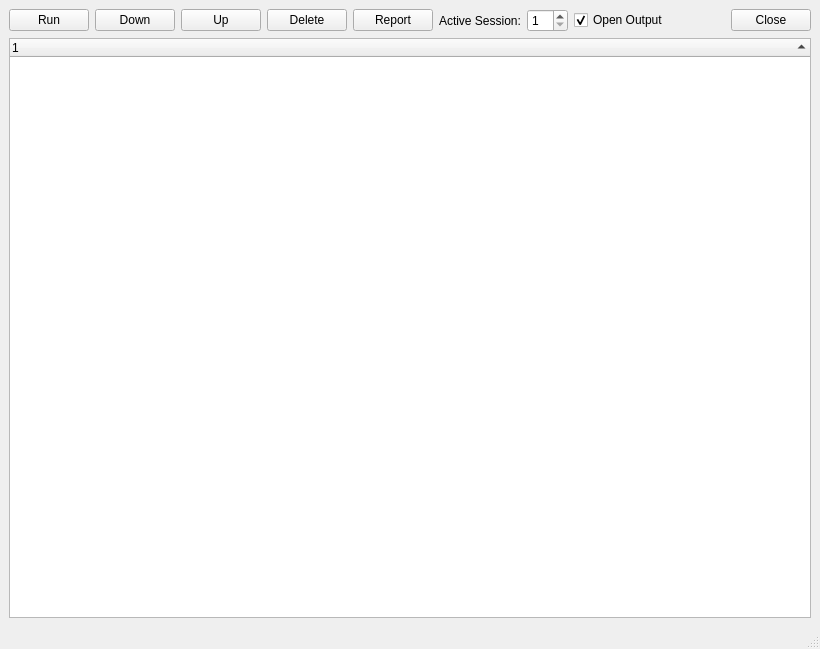
Qt form GUI/frmJobsGUI.ui (myousefnezhad/easyfmri) before a commit.
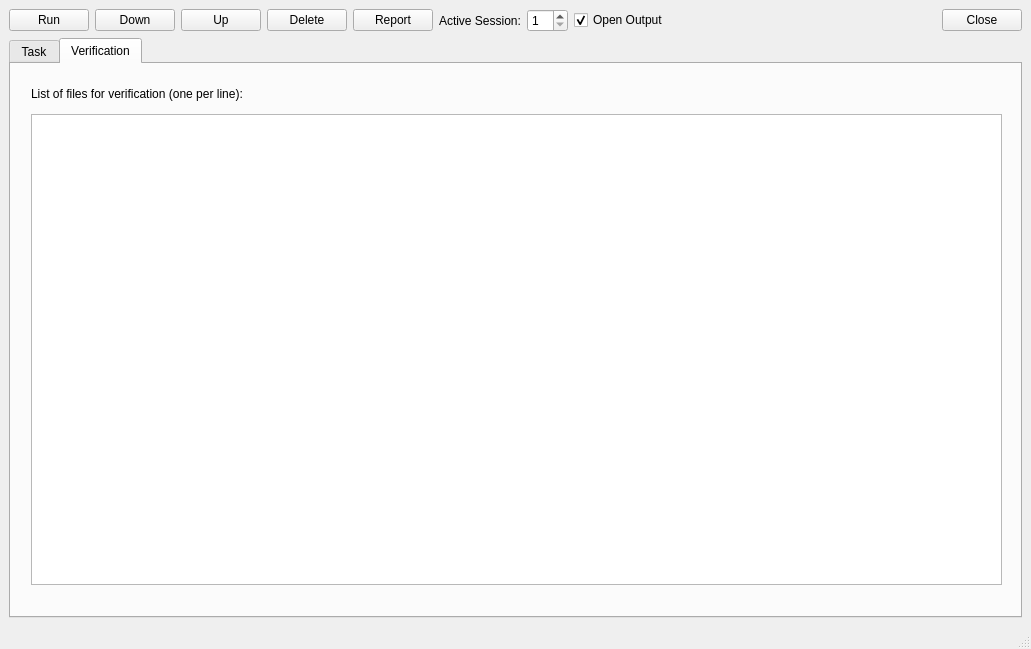
The same form after that commit. The open tabs and pages were chosen to show the change.

Patch:
```diff
--- a/GUI/frmJobsGUI.ui
+++ b/GUI/frmJobsGUI.ui
@@ -6,7 +6,7 @@
    <rect>
     <x>0</x>
     <y>0</y>
-    <width>820</width>
+    <width>1031</width>
     <height>649</height>
    </rect>
   </property>
@@ -16,7 +16,7 @@
   <widget class="QWidget" name="centralwidget">
    <layout class="QHBoxLayout" name="horizontalLayout_2">
     <item>
-     <layout class="QVBoxLayout" name="verticalLayout">
+     <layout class="QVBoxLayout" name="verticalLayout_2">
       <item>
        <layout class="QHBoxLayout" name="horizontalLayout">
         <item>
@@ -101,6 +101,16 @@
        </layout>
       </item>
       <item>
+       <widget class="QTabWidget" name="tabWidget">
+        <property name="currentIndex">
+         <number>0</number>
+        </property>
+        <widget class="QWidget" name="tab">
+         <attribute name="title">
+          <string>Task</string>
+         </attribute>
+         <layout class="QVBoxLayout" name="verticalLayout">
+          <item>
        <widget class="QTreeWidget" name="lvJobs">
         <property name="sortingEnabled">
          <bool>true</bool>
@@ -110,6 +120,41 @@
           <string notr="true">1</string>
          </property>
         </column>
+           </widget>
+          </item>
+         </layout>
+        </widget>
+        <widget class="QWidget" name="tab_2">
+         <attribute name="title">
+          <string>Verification</string>
+         </attribute>
+         <widget class="QTextEdit" name="txtVerify">
+          <property name="geometry">
+           <rect>
+            <x>20</x>
+            <y>50</y>
+            <width>971</width>
+            <height>471</height>
+           </rect>
+          </property>
+          <property name="readOnly">
+           <bool>true</bool>
+          </property>
+         </widget>
+         <widget class="QLabel" name="label_2">
+          <property name="geometry">
+           <rect>
+            <x>20</x>
+            <y>20</y>
+            <width>371</width>
+            <height>20</height>
+           </rect>
+          </property>
+          <property name="text">
+           <string>List of files for verification (one per line):</string>
+          </property>
+         </widget>
+        </widget>
        </widget>
       </item>
      </layout>
```
Lines whose indentation alone changed are shown as unchanged.
